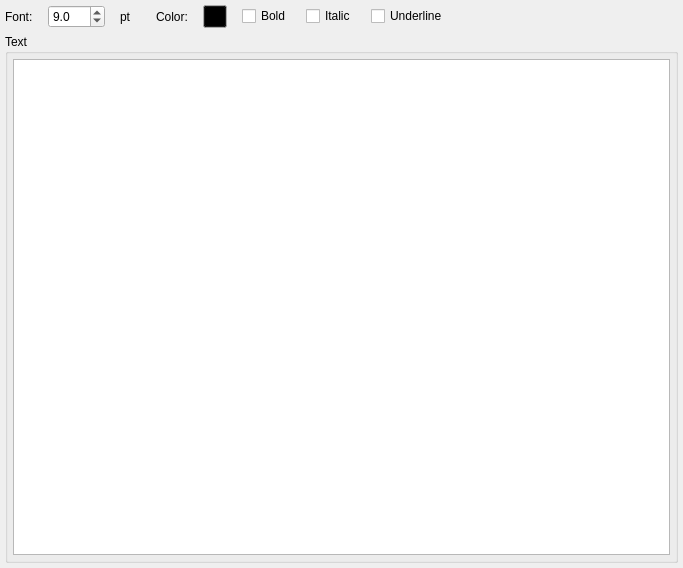
Qt form libs/libgui/ui/dbobjects/textboxwidget.ui (pgmodeler/pgmodeler) before a commit.
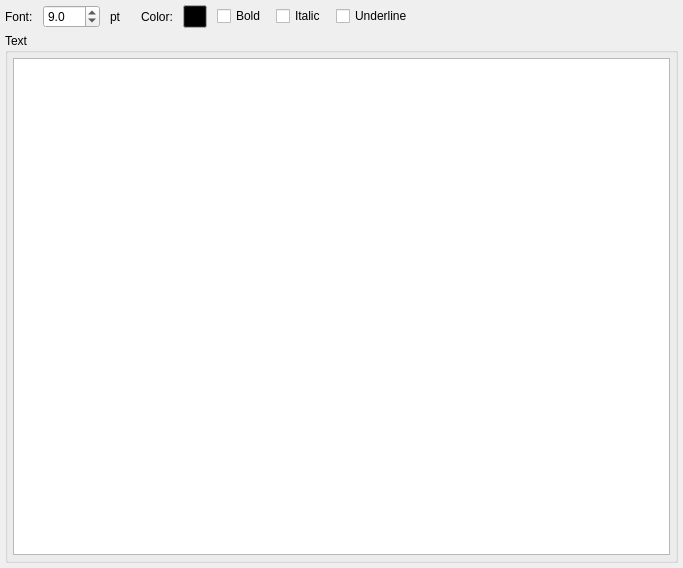
The same form after that commit.

Commit message: Adjusted the layout spacing/margins in ui/dbobjects/*

```diff
--- a/libs/libgui/ui/dbobjects/textboxwidget.ui
+++ b/libs/libgui/ui/dbobjects/textboxwidget.ui
@@ -23,12 +23,18 @@
    <property name="bottomMargin">
     <number>5</number>
    </property>
+   <property name="spacing">
+    <number>5</number>
+   </property>
    <item row="1" column="0">
     <widget class="QGroupBox" name="groupBox">
      <property name="title">
       <string>Text</string>
      </property>
      <layout class="QVBoxLayout" name="verticalLayout_2">
+      <property name="spacing">
+       <number>5</number>
+      </property>
       <property name="leftMargin">
        <number>5</number>
       </property>
@@ -54,7 +60,7 @@
    <item row="0" column="0">
     <layout class="QHBoxLayout" name="horizontalLayout_2">
      <property name="spacing">
-      <number>15</number>
+      <number>10</number>
      </property>
      <item>
       <widget class="QLabel" name="label">
```
The commit also changes 53 other files.
